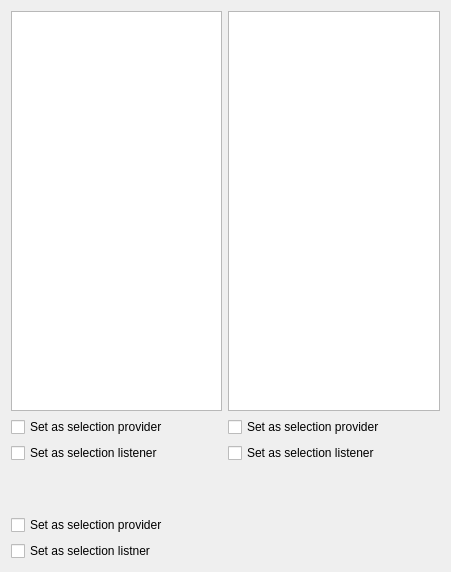
MITK/MITK, file Plugins/org.mitk.gui.qt.datastorageviewertest/src/internal/QmitkDataStorageViewerTestControls.ui: the form before one commit.
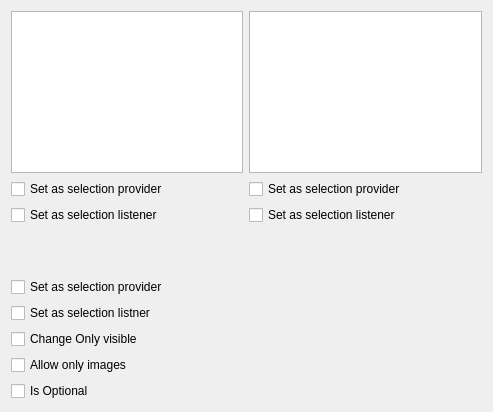
The form after the commit. Custom widgets are drawn as their Qt base class.

What changed in the file:
```diff
--- a/Plugins/org.mitk.gui.qt.datastorageviewertest/src/internal/QmitkDataStorageViewerTestControls.ui
+++ b/Plugins/org.mitk.gui.qt.datastorageviewertest/src/internal/QmitkDataStorageViewerTestControls.ui
@@ -6,8 +6,8 @@
    <rect>
     <x>0</x>
     <y>0</y>
-    <width>451</width>
-    <height>572</height>
+    <width>493</width>
+    <height>412</height>
    </rect>
   </property>
   <property name="minimumSize">
@@ -19,7 +19,12 @@
   <property name="windowTitle">
    <string>Data storage viewer test</string>
   </property>
+  <layout class="QVBoxLayout" name="verticalLayout">
+   <item>
   <layout class="QGridLayout" name="gridLayout">
+     <item row="0" column="1">
+      <widget class="QListView" name="selectionListView2"/>
+     </item>
    <item row="1" column="0">
     <widget class="QCheckBox" name="selectionProviderCheckBox">
      <property name="text">
@@ -27,12 +32,8 @@
      </property>
     </widget>
    </item>
-   <item row="2" column="1">
-    <widget class="QCheckBox" name="selectionListenerCheckBox2">
-     <property name="text">
-      <string>Set as selection listener</string>
-     </property>
-    </widget>
+     <item row="0" column="0">
+      <widget class="QListView" name="selectionListView"/>
    </item>
    <item row="2" column="0">
     <widget class="QCheckBox" name="selectionListenerCheckBox">
@@ -41,6 +42,13 @@
      </property>
     </widget>
    </item>
+     <item row="2" column="1">
+      <widget class="QCheckBox" name="selectionListenerCheckBox2">
+       <property name="text">
+        <string>Set as selection listener</string>
+       </property>
+      </widget>
+     </item>
    <item row="1" column="1">
     <widget class="QCheckBox" name="selectionProviderCheckBox2">
      <property name="text">
@@ -48,33 +56,50 @@
      </property>
     </widget>
    </item>
-   <item row="0" column="1">
-    <widget class="QListView" name="selectionListView2"/>
+    </layout>
    </item>
-   <item row="0" column="0">
-    <widget class="QListView" name="selectionListView"/>
+   <item>
+    <widget class="QmitkSingleNodeSelectionWidget" name="singleSlot" native="true">
+     <property name="minimumSize">
+      <size>
+       <width>0</width>
+       <height>40</height>
+      </size>
+     </property>
+    </widget>
    </item>
-   <item row="4" column="0">
+   <item>
     <widget class="QCheckBox" name="selectionProviderCheckBox3">
      <property name="text">
       <string>Set as selection provider</string>
      </property>
     </widget>
    </item>
-   <item row="5" column="0">
+   <item>
     <widget class="QCheckBox" name="selectionListenerCheckBox3">
      <property name="text">
       <string>Set as selection listner</string>
      </property>
     </widget>
    </item>
-   <item row="3" column="0">
-    <widget class="QmitkSingleNodeSelectionWidget" name="singleSlot" native="true">
-     <property name="minimumSize">
-      <size>
-       <width>0</width>
-       <height>40</height>
-      </size>
+   <item>
+    <widget class="QCheckBox" name="checkOnlyVisible">
+     <property name="text">
+      <string>Change Only visible</string>
+     </property>
+    </widget>
+   </item>
+   <item>
+    <widget class="QCheckBox" name="checkOnlyImages">
+     <property name="text">
+      <string>Allow only images </string>
+     </property>
+    </widget>
+   </item>
+   <item>
+    <widget class="QCheckBox" name="checkOptional">
+     <property name="text">
+      <string>Is Optional</string>
      </property>
     </widget>
    </item>
```
Lines whose indentation alone changed are shown as unchanged.
